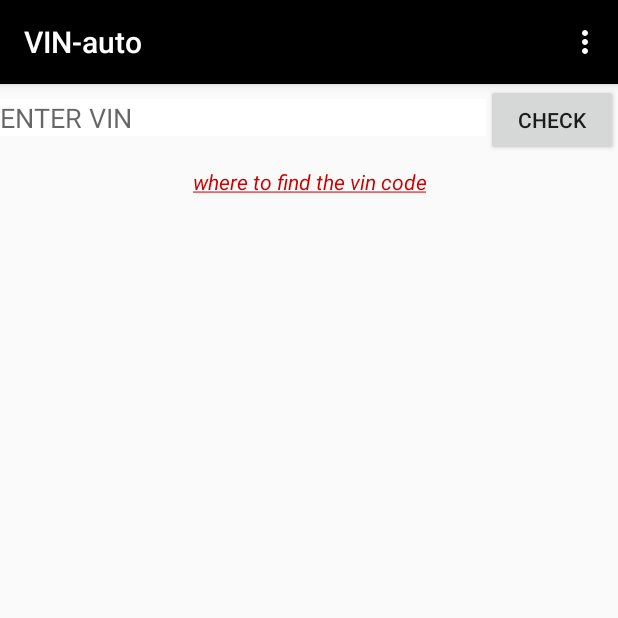
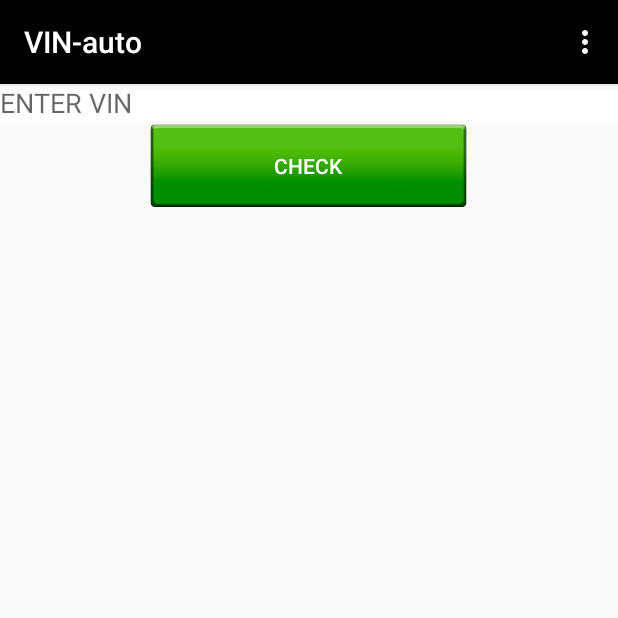
Before and after one commit to metsubysi/Vin_Avto, an Android app: the screen it shows after launch (MainActivity), on a phone screen of 412 x 824 dp, the top half of it. Run offline under Robolectric (Android 15) with nearby library versions, the phone set to English and light mode, and no system bars.

Commit message:
кнопку переделал

```diff
--- a/app/src/main/java/solodovnik/autovin/com/myapplication/MainActivity.java
+++ b/app/src/main/java/solodovnik/autovin/com/myapplication/MainActivity.java
@@ -14,7 +14,6 @@ import android.widget.EditText;
 import android.widget.ListView;
 import android.widget.ProgressBar;
 import android.widget.SimpleAdapter;
-import android.widget.TextView;
 import android.widget.Toast;
 
 import org.jsoup.Jsoup;
@@ -167,7 +166,7 @@ vin=edit.getText().toString();
         // получим идентификатор выбранного пункта меню
         int id = item.getItemId();
 
-        TextView infoTextView = (TextView) findViewById(R.id.textView4);
+        //TextView infoTextView = (TextView) findViewById(R.id.textView4);
 
         // Операции для выбранного пункта меню
         switch (id) {
@@ -184,7 +183,7 @@ vin=edit.getText().toString();
                 break;
 
             case R.id.action_exit:
-                infoTextView.setText("Вы выбрали котёнка!");
+                //infoTextView.setText("Вы выбрали котёнка!");
                 break;
                      }
         return true;
--- /dev/null
+++ b/app/src/main/res/drawable/b_put.xml
@@ -0,0 +1,7 @@
+<?xml version="1.0" encoding="utf-8"?>
+<selector xmlns:android="http://schemas.android.com/apk/res/android">
+
+    <item android:drawable="@drawable/b_on"  android:state_pressed="true" />
+    <item android:drawable="@drawable/b_off"  android:state_enabled="true"/>
+
+</selector>
--- a/app/src/main/res/layout/activity_main.xml
+++ b/app/src/main/res/layout/activity_main.xml
@@ -1,5 +1,6 @@
 <?xml version="1.0" encoding="utf-8"?>
 <RelativeLayout xmlns:android="http://schemas.android.com/apk/res/android"
+
 
     xmlns:tools="http://schemas.android.com/tools"
     android:layout_width="match_parent"
@@ -30,31 +31,28 @@
                 android:textColor="@android:color/holo_red_dark"
                 style="Widget.AppCompat.EditText" />
 
+        </LinearLayout>
+
+        <LinearLayout
+            android:orientation="vertical"
+            android:layout_width="wrap_content"
+            android:layout_height="wrap_content"
+            android:elevation="1dp"
+            android:foregroundGravity="center"
+            android:gravity="center"
+            android:layout_gravity="center_horizontal">
+
             <Button
-                android:layout_width="wrap_content"
-                android:layout_height="wrap_content"
+                android:layout_width="215dp"
                 android:id="@+id/button"
                 android:onClick="onclk"
-                android:text="@string/check" />
+                android:text="@string/check"
+                android:background="@drawable/b_put"
+                android:layout_height="60dp"
 
+                tools:textSize="18sp"
+                android:textColor="@android:color/background_light" />
         </LinearLayout>
-
-        <TextView
-            android:text="@string/where_vin"
-            android:layout_width="wrap_content"
-            android:layout_height="wrap_content"
-            android:id="@+id/textView4"
-            android:textStyle="italic"
-            android:textAllCaps="false"
-            android:linksClickable="false"
-            android:textColor="@android:color/holo_red_dark"
-            android:textAlignment="center"
-            android:gravity="center_horizontal|center"
-            android:layout_gravity="center"
-            android:background="@drawable/tview"
-            android:clickable="true"
-            android:padding="7dp"
-            android:onClick="about" />
 
         <FrameLayout
             android:layout_width="match_parent"
```
Also changed, not shown: app/src/main/res/drawable/b_off.png (added), app/src/main/res/drawable/b_on.png (added), 174 other files.
